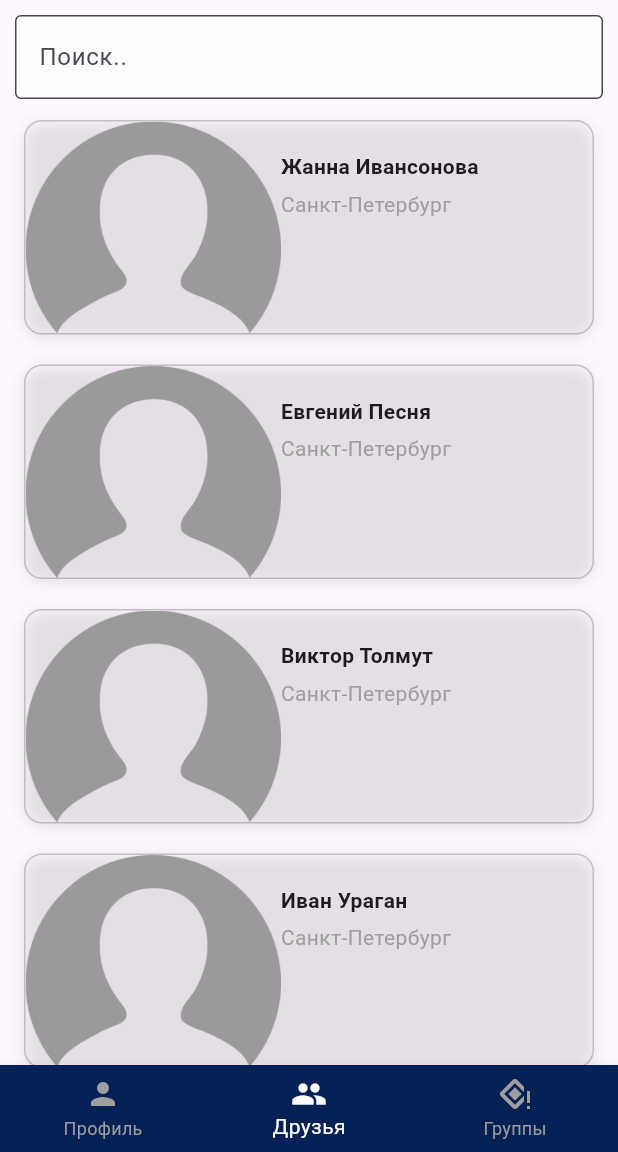
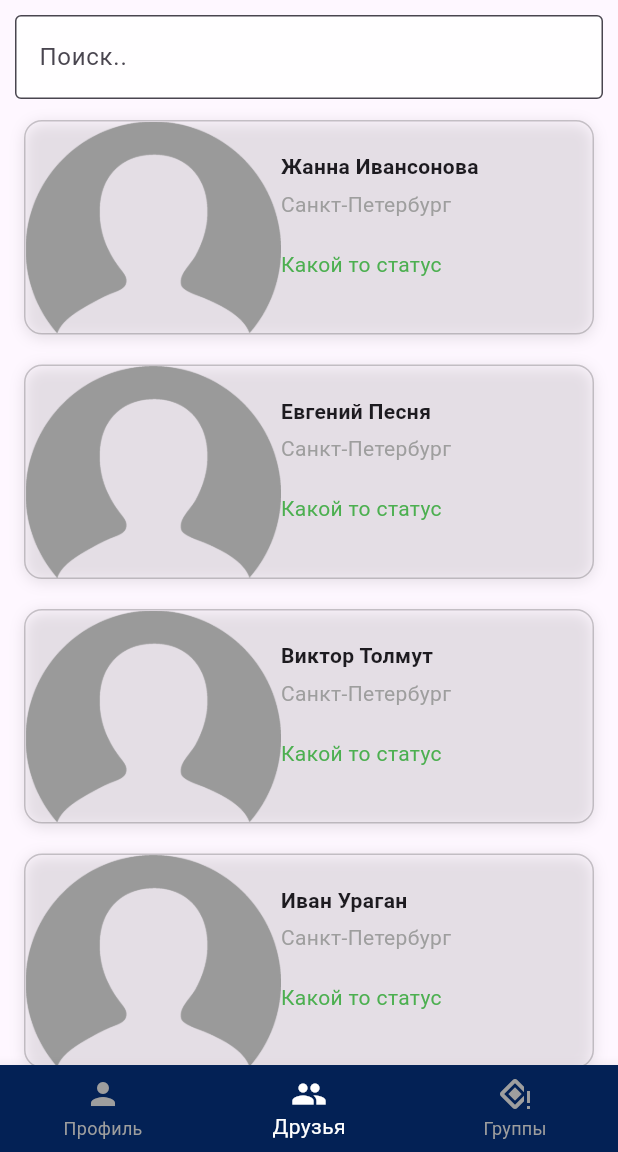
Before and after one commit to Maksim11011/tutorialapp, a Flutter app: the MainScreenWidget screen opened by its route, item 2 of the bottom bar chosen, on a phone screen of 412 x 824 dp, the part 84-1236 px from its top. Run offline on Flutter 3.47's test engine with Material 3 defaults, Android fonts, the phone set to English and light mode, and no system bars.

Commit message:
add friend profile

```diff
--- a/lib/resources/app_images.dart
+++ b/lib/resources/app_images.dart
@@ -3,5 +3,6 @@ part of 'resources.dart';
 class AppImages {
   AppImages._();
 
+  static const String poster = 'images/poster.jpg';
   static const String profile = 'images/profile.png';
 }
--- a/lib/widgets/friends_list/friends_list_widget.dart
+++ b/lib/widgets/friends_list/friends_list_widget.dart
@@ -2,14 +2,18 @@ import 'package:flutter/material.dart';
 import 'package:tutorialapp/resources/resources.dart';
 
 class Friend {
+  final int id;
   final String imageName;
   final String friendName;
   final String cityName;
+  final String description;
 
   Friend({
+    required this.id,
     required this.imageName,
     required this.friendName,
     required this.cityName,
+    required this.description,
   });
 }
 
@@ -23,54 +27,74 @@ class FriendsListWidget extends StatefulWidget {
 class _FriendsListWidgetState extends State<FriendsListWidget> {
   final _friends = [
     Friend(
+      id: 1,
       imageName: AppImages.profile,
       friendName: 'Жанна Ивансонова',
       cityName: 'Санкт-Петербург',
+      description: 'Какой то статус',
     ),
     Friend(
+      id: 2,
       imageName: AppImages.profile,
       friendName: 'Евгений Песня',
       cityName: 'Санкт-Петербург',
+      description: 'Какой то статус',
     ),
     Friend(
+      id: 3,
       imageName: AppImages.profile,
       friendName: 'Виктор Толмут',
       cityName: 'Санкт-Петербург',
+      description: 'Какой то статус',
     ),
     Friend(
+      id: 4,
       imageName: AppImages.profile,
       friendName: 'Иван Ураган',
       cityName: 'Санкт-Петербург',
+      description: 'Какой то статус',
     ),
     Friend(
+      id: 5,
       imageName: AppImages.profile,
       friendName: 'Олежа Мазов',
       cityName: 'Санкт-Петербург',
+      description: 'Какой то статус',
     ),
     Friend(
+      id: 6,
       imageName: AppImages.profile,
       friendName: 'Максим Небылица',
       cityName: 'Санкт-Петербург',
+      description: 'Какой то статус',
     ),
     Friend(
+      id: 7,
       imageName: AppImages.profile,
-      friendName: 'Анастасия Изюм',
+      friendName: 'Екатерина Изюм',
       cityName: 'Санкт-Петербург',
+      description: 'Какой то статус',
     ),
     Friend(
+      id: 8,
       imageName: AppImages.profile,
-      friendName: 'Александ Ольга',
+      friendName: 'Александр Ольга',
       cityName: 'Санкт-Петербург',
+      description: 'Какой то статус',
     ),
     Friend(
+      id: 9,
       imageName: AppImages.profile,
       friendName: 'Сергей Сережа',
       cityName: 'Санкт-Петербург',
+      description: 'Какой то статус',
     ),
     Friend(
+      id: 10,
       imageName: AppImages.profile,
       friendName: 'Латышский Стрелок',
       cityName: 'Санкт-Петербург',
+      description: 'Какой то статус',
     ),
   ];
 
@@ -95,6 +119,14 @@ class _FriendsListWidgetState extends State<FriendsListWidget> {
     super.initState();
     _filteredFriends = _friends;
     _searchController.addListener(_searchFriends);
+  }
+
+  void _onFriendsTap(int index) {
+    final id = _friends[index].id;
+    Navigator.of(context).pushNamed(
+      '/main_screen/Friends_Details',
+      arguments: id,
+    );
   }
 
   @override
@@ -147,6 +179,13 @@ class _FriendsListWidgetState extends State<FriendsListWidget> {
                                 maxLines: 1,
                                 overflow: TextOverflow.ellipsis,
                               ),
+                              const SizedBox(height: 20),
+                              Text(
+                                friend.description,
+                                style: const TextStyle(color: Colors.green),
+                                maxLines: 1,
+                                overflow: TextOverflow.ellipsis,
+                              ),
                             ],
                           ),
                         )
@@ -157,7 +196,7 @@ class _FriendsListWidgetState extends State<FriendsListWidget> {
                     color: Colors.transparent,
                     child: InkWell(
                       borderRadius: BorderRadius.circular(12),
-                      onTap: () {},
+                      onTap: () => _onFriendsTap(index),
                     ),
                   )
                 ],
--- a/spider.yaml
+++ b/spider.yaml
@@ -1,7 +1,7 @@
 # Generated by Spider
 # For more info on configuration, visit https://birjuvachhani.github.io/spider/grouping/
 # Generates unit tests to verify that the assets exists in assets directory
-generate_tests: false
+generate_tests: true
 
 # Use this to remove vcs noise created by the `generated` comments in dart code
 no_comments: true
```
Also changed, not shown: lib/main.dart (+9 -0 lines), lib/widgets/friends_details/friends_details_main_info_widget.dart (added, +42 -0 lines), lib/widgets/friends_details/friends_details_widget.dart (added, +33 -0 lines), images/poster.jpg (added), 1 other file.
